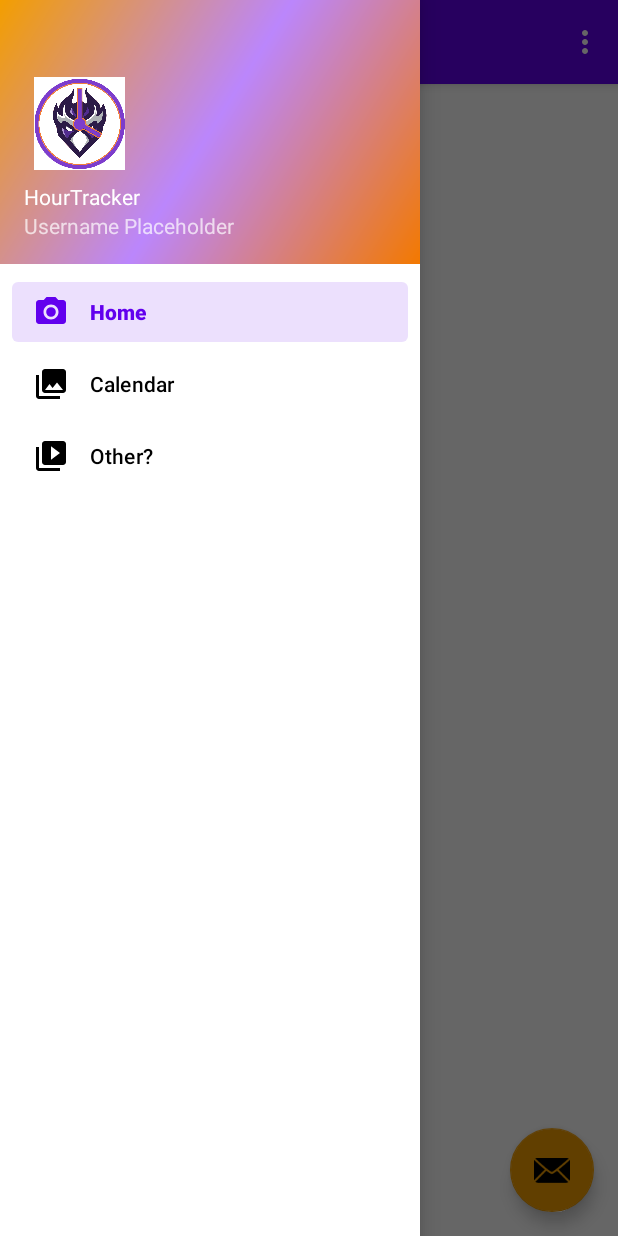
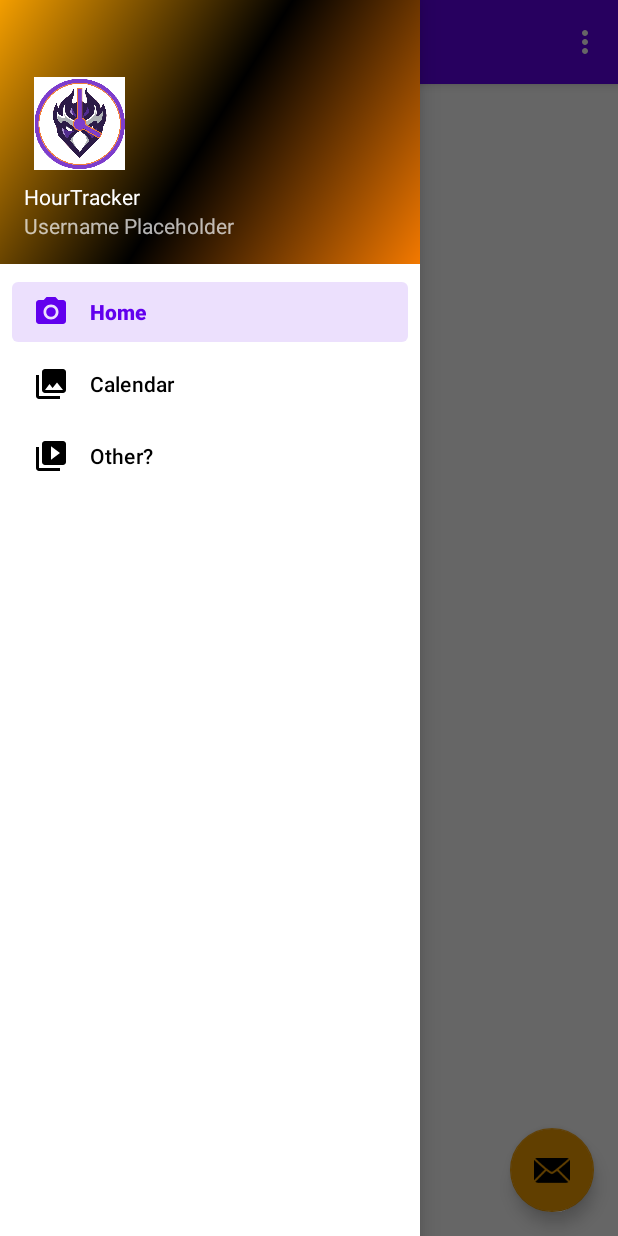
Before and after one commit to thompsonb908/HourTracker, an Android app: the screen it shows after launch (NavActivity), with the side drawer open, on a phone screen of 412 x 824 dp. Run offline under Robolectric (Android 15) with nearby library versions, the phone set to English and light mode, and no system bars; our stand-ins replace navigation-ui.

Commit message:
Update side_nav_bar.xml

```diff
--- a/app/src/main/res/drawable/side_nav_bar.xml
+++ b/app/src/main/res/drawable/side_nav_bar.xml
@@ -2,7 +2,7 @@
     android:shape="rectangle">
     <gradient
         android:angle="135"
-        android:centerColor="#FFBB86FC"
+        android:centerColor="#FF000000"
         android:endColor="#F39E00"
         android:startColor="#F37900"
         android:type="linear" />
```
